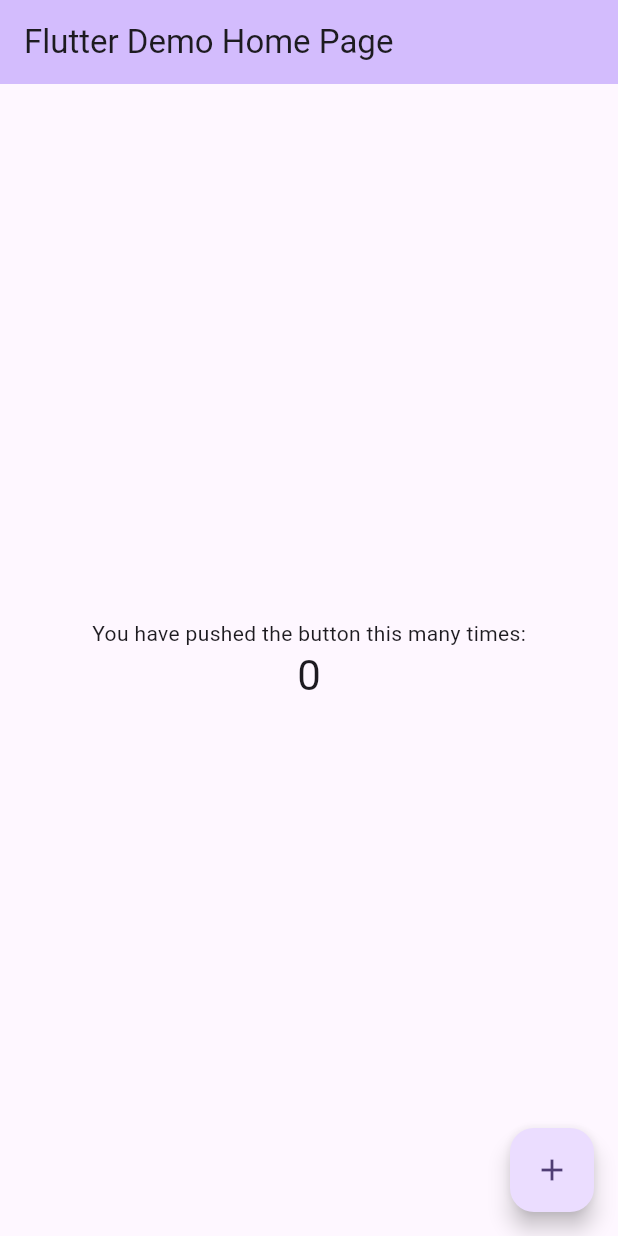
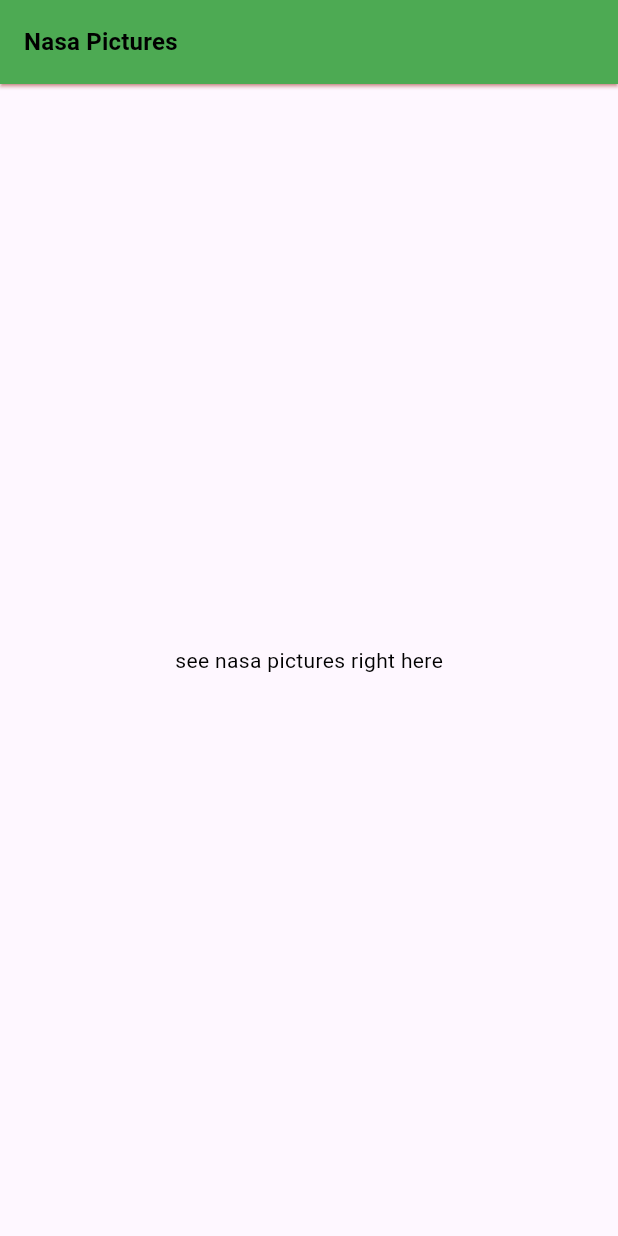
Before and after one commit to CaioHAndradeLima/nasa, a Flutter app: the screen it shows after launch, on a phone screen of 412 x 824 dp. Run offline on Flutter 3.47's test engine with Material 3 defaults, Android fonts, the phone set to English and light mode, and no system bars; our stand-ins replace google_fonts.

Commit message:
first theme

```diff
--- /dev/null
+++ b/lib/common/AppBarWidget.dart
@@ -0,0 +1,24 @@
+
+
+import 'package:flutter/material.dart';
+
+class AppBarWidget extends StatelessWidget implements PreferredSizeWidget {
+  final Widget title;
+  final bool isToShowBackButton;
+
+  const AppBarWidget(this.title, {super.key, this.isToShowBackButton = true});
+
+  @override
+  Widget build(BuildContext context) {
+    return AppBar(
+      iconTheme: const IconThemeData(
+        color: Colors.white,
+      ),
+      automaticallyImplyLeading: isToShowBackButton,
+      title: title,
+    );
+  }
+
+  @override
+  Size get preferredSize => const Size.fromHeight(kToolbarHeight);
+}
--- /dev/null
+++ b/lib/feature/nasa_picture_widget.dart
@@ -0,0 +1,24 @@
+import 'package:flutter/material.dart';
+import 'package:nasa_pictures/common/AppBarWidget.dart';
+
+class NasaPictureWidget extends StatelessWidget {
+  const NasaPictureWidget({super.key});
+
+  @override
+  Widget build(BuildContext context) {
+    return Scaffold(
+      appBar: AppBarWidget(
+        Text(
+          'Nasa Pictures',
+          style: Theme.of(context).textTheme.titleMedium,
+        ),
+      ),
+      body: Center(
+        child: Text(
+          'see nasa pictures right here',
+          style: Theme.of(context).textTheme.bodyMedium,
+        ),
+      ),
+    );
+  }
+}
--- a/lib/main.dart
+++ b/lib/main.dart
@@ -1,4 +1,6 @@
 import 'package:flutter/material.dart';
+import 'package:nasa_pictures/feature/nasa_picture_widget.dart';
+import 'package:nasa_pictures/theme/custom_theme.dart';
 
 void main() {
   runApp(const MyApp());
@@ -7,119 +9,12 @@ void main() {
 class MyApp extends StatelessWidget {
   const MyApp({super.key});
 
-  // This widget is the root of your application.
   @override
   Widget build(BuildContext context) {
     return MaterialApp(
       title: 'Flutter Demo',
-      theme: ThemeData(
-        // This is the theme of your application.
-        //
-        // TRY THIS: Try running your application with "flutter run". You'll see
-        // the application has a purple toolbar. Then, without quitting the app,
-        // try changing the seedColor in the colorScheme below to Colors.green
-        // and then invoke "hot reload" (save your changes or press the "hot
-        // reload" button in a Flutter-supported IDE, or press "r" if you used
-        // the command line to start the app).
-        //
-        // Notice that the counter didn't reset back to zero; the application
-        // state is not lost during the reload. To reset the state, use hot
-        // restart instead.
-        //
-        // This works for code too, not just values: Most code changes can be
-        // tested with just a hot reload.
-        colorScheme: ColorScheme.fromSeed(seedColor: Colors.deepPurple),
-        useMaterial3: true,
-      ),
-      home: const MyHomePage(title: 'Flutter Demo Home Page'),
+      theme: CustomTheme.defaultTheme(context),
+      home: const NasaPictureWidget(),
     );
   }
 }
-
-class MyHomePage extends StatefulWidget {
-  const MyHomePage({super.key, required this.title});
-
-  // This widget is the home page of your application. It is stateful, meaning
-  // that it has a State object (defined below) that contains fields that affect
-  // how it looks.
-
-  // This class is the configuration for the state. It holds the values (in this
-  // case the title) provided by the parent (in this case the App widget) and
-  // used by the build method of the State. Fields in a Widget subclass are
-  // always marked "final".
-
-  final String title;
-
-  @override
-  State<MyHomePage> createState() => _MyHomePageState();
-}
-
-class _MyHomePageState extends State<MyHomePage> {
-  int _counter = 0;
-
-  void _incrementCounter() {
-    setState(() {
-      // This call to setState tells the Flutter framework that something has
-      // changed in this State, which causes it to rerun the build method below
-      // so that the display can reflect the updated values. If we changed
-      // _counter without calling setState(), then the build method would not be
-      // called again, and so nothing would appear to happen.
-      _counter++;
-    });
-  }
-
-  @override
-  Widget build(BuildContext context) {
-    // This method is rerun every time setState is called, for instance as done
-    // by the _incrementCounter method above.
-    //
-    // The Flutter framework has been optimized to make rerunning build methods
-    // fast, so that you can just rebuild anything that needs updating rather
-    // than having to individually change instances of widgets.
-    return Scaffold(
-      appBar: AppBar(
-        // TRY THIS: Try changing the color here to a specific color (to
-        // Colors.amber, perhaps?) and trigger a hot reload to see the AppBar
-        // change color while the other colors stay the same.
-        backgroundColor: Theme.of(context).colorScheme.inversePrimary,
-        // Here we take the value from the MyHomePage object that was created by
-        // the App.build method, and use it to set our appbar title.
-        title: Text(widget.title),
-      ),
-      body: Center(
-        // Center is a layout widget. It takes a single child and positions it
-        // in the middle of the parent.
-        child: Column(
-          // Column is also a layout widget. It takes a list of children and
-          // arranges them vertically. By default, it sizes itself to fit its
-          // children horizontally, and tries to be as tall as its parent.
-          //
-          // Column has various properties to control how it sizes itself and
-          // how it positions its children. Here we use mainAxisAlignment to
-          // center the children vertically; the main axis here is the vertical
-          // axis because Columns are vertical (the cross axis would be
-          // horizontal).
-          //
-          // TRY THIS: Invoke "debug painting" (choose the "Toggle Debug Paint"
-          // action in the IDE, or press "p" in the console), to see the
-          // wireframe for each widget.
-          mainAxisAlignment: MainAxisAlignment.center,
-          children: <Widget>[
-            const Text(
-              'You have pushed the button this many times:',
-            ),
-            Text(
-              '$_counter',
-              style: Theme.of(context).textTheme.headlineMedium,
-            ),
-          ],
-        ),
-      ),
-      floatingActionButton: FloatingActionButton(
-        onPressed: _incrementCounter,
-        tooltip: 'Increment',
-        child: const Icon(Icons.add),
-      ), // This trailing comma makes auto-formatting nicer for build methods.
-    );
-  }
-}
--- /dev/null
+++ b/lib/theme/custom_theme.dart
@@ -0,0 +1,46 @@
+
+import 'package:flutter/material.dart';
+import 'package:google_fonts/google_fonts.dart';
+
+class CustomTheme {
+
+  static TextTheme _defaultTextTheme(BuildContext context) {
+    return TextTheme(
+      displayLarge: const TextStyle(
+        fontSize: 72,
+        fontWeight: FontWeight.bold,
+      ),
+      titleLarge: GoogleFonts.roboto(
+        fontWeight: FontWeight.bold,
+        color: Colors.white,
+      ),
+      titleMedium: GoogleFonts.roboto(
+        fontWeight: FontWeight.bold,
+        color: Colors.black,
+      ),
+      titleSmall: GoogleFonts.roboto(
+        fontWeight: FontWeight.bold,
+        color: Colors.black,
+      ),
+      bodyMedium: GoogleFonts.roboto(
+        color: Colors.black,
+      ),
+    );
+  }
+
+  static ThemeData defaultTheme(BuildContext context) {
+    return ThemeData(
+      colorScheme: ColorScheme.fromSeed(seedColor: Colors.deepPurple),
+      useMaterial3: true,
+      appBarTheme: const AppBarTheme(color: Colors.green, shadowColor: Colors.red,
+          elevation: 1, foregroundColor: Colors.white),
+      textTheme: _defaultTextTheme(context),
+    );
+  }
+
+  static ThemeData darkThemeData() {
+    return ThemeData(
+        useMaterial3: true
+    );
+  }
+}
--- a/pubspec.yaml
+++ b/pubspec.yaml
@@ -35,6 +35,8 @@ dependencies:
   # The following adds the Cupertino Icons font to your application.
   # Use with the CupertinoIcons class for iOS style icons.
   cupertino_icons: ^1.0.6
+  flutter_bloc: ^8.1.2
+  google_fonts: ^6.1.0
 
 dev_dependencies:
   flutter_test:
```
Also changed, not shown: pubspec.lock, 6 other files.
